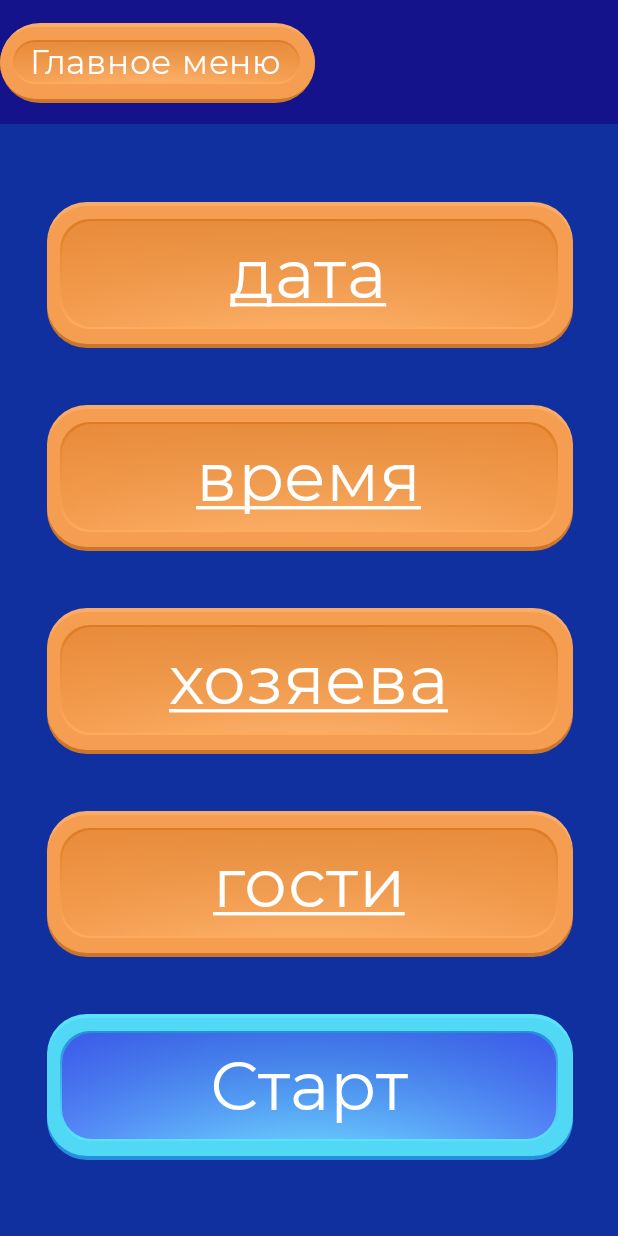
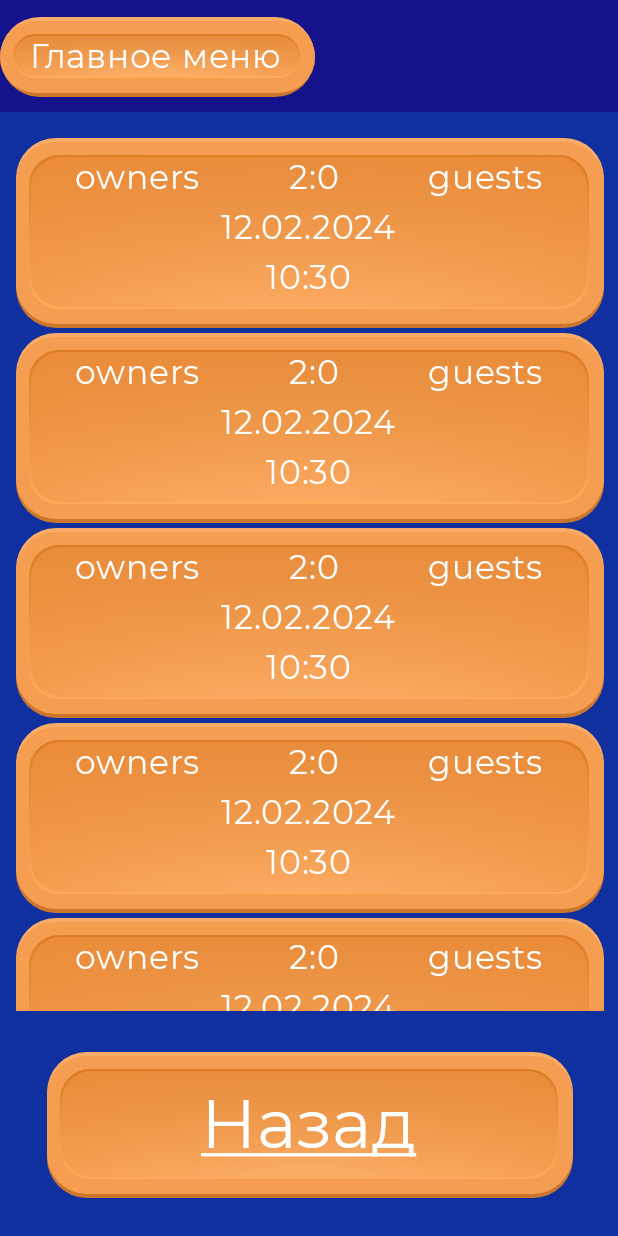
Before and after one commit to Ilesha23/football-timer-app, an Android app built with Jetpack Compose: the screen it shows after launch (MainActivity), on a phone screen of 412 x 824 dp. Run offline under Robolectric (Android 15) with nearby library versions, the phone set to English and light mode, and no system bars; our stand-ins replace Dagger/Hilt's generated code.

Commit message:
added mockup history screen with hardcoded height

```diff
--- /dev/null
+++ b/football/src/main/java/com/ilesha23/football/ui/historyScreen/HistoryScreen.kt
@@ -0,0 +1,166 @@
+package com.ilesha23.football.ui.historyScreen
+
+import androidx.compose.foundation.background
+import androidx.compose.foundation.border
+import androidx.compose.foundation.layout.Arrangement
+import androidx.compose.foundation.layout.Column
+import androidx.compose.foundation.layout.Row
+import androidx.compose.foundation.layout.Spacer
+import androidx.compose.foundation.layout.fillMaxHeight
+import androidx.compose.foundation.layout.fillMaxSize
+import androidx.compose.foundation.layout.fillMaxWidth
+import androidx.compose.foundation.layout.height
+import androidx.compose.foundation.layout.padding
+import androidx.compose.foundation.lazy.LazyColumn
+import androidx.compose.foundation.lazy.items
+import androidx.compose.material3.MaterialTheme
+import androidx.compose.material3.Text
+import androidx.compose.runtime.Composable
+import androidx.compose.ui.Alignment
+import androidx.compose.ui.Modifier
+import androidx.compose.ui.graphics.Color
+import androidx.compose.ui.res.stringResource
+import androidx.compose.ui.text.style.TextDecoration
+import androidx.compose.ui.unit.dp
+import com.ilesha23.football.R
+import com.ilesha23.football.ui.common.CustomButton
+
+@Composable
+fun HistoryScreen() {
+    HistoryScreenContent()
+}
+
+@Composable
+fun HistoryScreenContent() {
+    Column(
+        modifier = Modifier
+            .fillMaxSize()
+            .background(MaterialTheme.colorScheme.background),
+        horizontalAlignment = Alignment.CenterHorizontally
+    ) {
+        Column(
+            modifier = Modifier
+                .weight(0.1f)
+                .fillMaxWidth()
+                .background(MaterialTheme.colorScheme.tertiary)
+                .padding(start = 10.dp),
+            verticalArrangement = Arrangement.Center
+        ) {
+            CustomButton(
+                onClick = {
+
+                }
+            ) {
+                Text(
+                    text = stringResource(id = R.string.new_game_screen_main_menu),
+                    color = MaterialTheme.colorScheme.onBackground,
+                    style = MaterialTheme.typography.labelSmall,
+                    modifier = Modifier
+                        .padding(horizontal = 10.dp),
+                )
+            }
+        }
+
+        LazyColumn(
+            modifier = Modifier
+                .fillMaxHeight()
+                .fillMaxWidth(0.9f)
+                .weight(0.8f)
+        ) {
+            item {
+                Spacer(modifier = Modifier.height(30.dp))
+            }
+            items(List(10) { it }) {
+                MatchItem()
+                Spacer(modifier = Modifier.height(30.dp))
+            }
+        }
+
+        Column(
+            modifier = Modifier
+                .weight(0.2f)
+                .fillMaxWidth(0.8f),
+            verticalArrangement = Arrangement.SpaceEvenly
+        ) {
+            CustomButton(
+                modifier = Modifier
+                    .fillMaxWidth(),
+                onClick = {
+
+                }
+            ) {
+                Text(
+                    text = stringResource(id = R.string.history_screen_back),
+                    color = MaterialTheme.colorScheme.onBackground,
+                    style = MaterialTheme.typography.bodyMedium,
+                    modifier = Modifier
+                        .padding(vertical = 8.dp),
+                    textDecoration = TextDecoration.Underline
+                )
+            }
+        }
+    }
+}
+
+@Composable
+fun MatchItem(
+    owners: String = "owners",
+    guests: String = "guests",
+    score: String = "2:0",
+    date: String = "12.02.2024",
+    time: String = "10:30"
+) {
+    CustomButton {
+        Column(
+            modifier = Modifier
+                .height(100.dp)
+        ) {
+            Row(
+                modifier = Modifier
+                    .fillMaxWidth()
+                    .weight(1f),
+                horizontalArrangement = Arrangement.SpaceAround
+            ) {
+                Text(
+                    text = owners,
+                    color = MaterialTheme.colorScheme.onBackground,
+                    style = MaterialTheme.typography.labelSmall,
+                )
+                Text(
+                    text = score,
+                    color = MaterialTheme.colorScheme.onBackground,
+                    style = MaterialTheme.typography.labelSmall,
+                )
+                Text(
+                    text = guests,
+                    color = MaterialTheme.colorScheme.onBackground,
+                    style = MaterialTheme.typography.labelSmall,
+                )
+            }
+            Row(
+                modifier = Modifier
+                    .fillMaxWidth()
+                    .weight(1f),
+                horizontalArrangement = Arrangement.Center
+            ) {
+                Text(
+                    text = date,
+                    color = MaterialTheme.colorScheme.onBackground,
+                    style = MaterialTheme.typography.labelSmall,
+                )
+            }
+            Row(
+                modifier = Modifier
+                    .fillMaxWidth()
+                    .weight(1f),
+                horizontalArrangement = Arrangement.Center
+            ) {
+                Text(
+                    text = time,
+                    color = MaterialTheme.colorScheme.onBackground,
+                    style = MaterialTheme.typography.labelSmall,
+                )
+            }
+        }
+    }
+}
--- a/football/src/main/java/com/ilesha23/football/ui/navigation/Navigation.kt
+++ b/football/src/main/java/com/ilesha23/football/ui/navigation/Navigation.kt
@@ -4,6 +4,7 @@ import androidx.compose.runtime.Composable
 import androidx.navigation.compose.NavHost
 import androidx.navigation.compose.composable
 import androidx.navigation.compose.rememberNavController
+import com.ilesha23.football.ui.historyScreen.HistoryScreen
 import com.ilesha23.football.ui.loginScreen.LoginScreen
 import com.ilesha23.football.ui.newGameScreen.NewGameScreen
 
@@ -11,7 +12,7 @@ import com.ilesha23.football.ui.newGameScreen.NewGameScreen
 fun Navigation() {
     val navController = rememberNavController()
 
-    NavHost(navController = navController, startDestination = Screen.NewGame.route) {
+    NavHost(navController = navController, startDestination = Screen.History.route) {
 
         composable(Screen.Login.route) {
             LoginScreen()
@@ -21,5 +22,9 @@ fun Navigation() {
             NewGameScreen()
         }
 
+        composable(Screen.History.route) {
+            HistoryScreen()
+        }
+
     }
 }
--- a/football/src/main/res/values/strings.xml
+++ b/football/src/main/res/values/strings.xml
@@ -18,4 +18,7 @@
     <string name="new_game_screen_guests">гости</string>
     <string name="new_game_screen_start">Старт</string>
 
+    <!-- History screen -->
+    <string name="history_screen_back">Назад</string>
+
 </resources>
```
